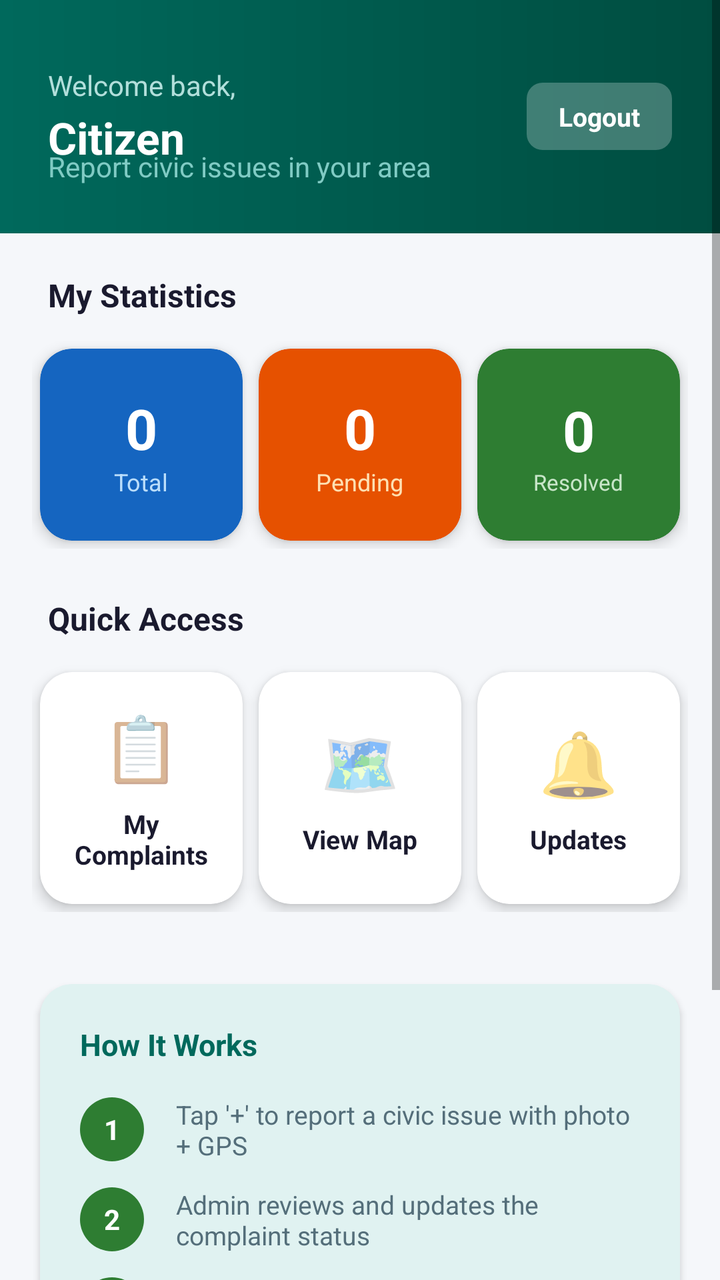
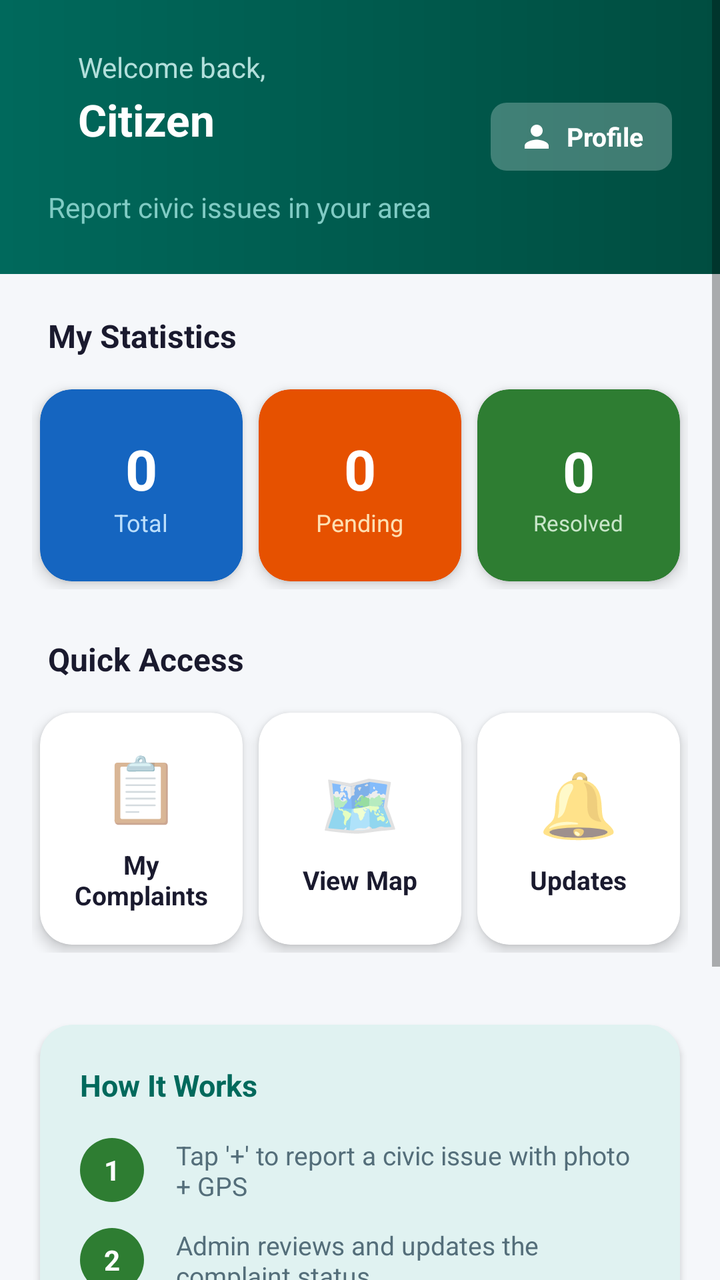

The first picture is an Android layout as it rendered before a commit; the second is the same layout after the commit. The layout source and the unified diff follow.
<!-- AndroidManifest.xml: activity theme Theme.SmartCivicApp.Citizen -->
<!-- res/layout/activity_citizen_home.xml -->
<?xml version="1.0" encoding="utf-8"?>
<ScrollView xmlns:android="http://schemas.android.com/apk/res/android"
    xmlns:app="http://schemas.android.com/apk/res-auto"
    android:layout_width="match_parent"
    android:layout_height="match_parent"
    android:background="@color/background">

    <LinearLayout
        android:layout_width="match_parent"
        android:layout_height="wrap_content"
        android:orientation="vertical">

        
        <RelativeLayout
            android:layout_width="match_parent"
            android:layout_height="wrap_content"
            android:background="@drawable/gradient_citizen_header"
            android:padding="24dp"
            android:paddingBottom="40dp">

            <LinearLayout
                android:layout_width="wrap_content"
                android:layout_height="wrap_content"
                android:orientation="vertical"
                android:layout_alignParentStart="true"
                android:layout_centerVertical="true"
                android:layout_toStartOf="@id/tvLogout"
                android:layout_marginEnd="12dp">

                <TextView
                    android:layout_width="wrap_content"
                    android:layout_height="wrap_content"
                    android:text="Welcome back,"
                    android:textSize="14sp"
                    android:textColor="#B2DFDB" />

                <TextView
                    android:id="@+id/tvWelcomeName"
                    android:layout_width="wrap_content"
                    android:layout_height="wrap_content"
                    android:text="Citizen"
                    android:textSize="22sp"
                    android:textStyle="bold"
                    android:textColor="#FFFFFF"
                    android:layout_marginTop="2dp" />
            </LinearLayout>

            <TextView
                android:id="@+id/tvLogout"
                android:layout_width="wrap_content"
                android:layout_height="wrap_content"
                android:text="Logout"
                android:textSize="13sp"
                android:textStyle="bold"
                android:textColor="#FFFFFF"
                android:background="@drawable/bg_logout_btn"
                android:paddingLeft="16dp"
                android:paddingRight="16dp"
                android:paddingTop="8dp"
                android:paddingBottom="8dp"
                android:layout_alignParentEnd="true"
                android:layout_centerVertical="true" />

            <TextView
                android:id="@+id/tvWelcomeSub"
                android:layout_width="wrap_content"
                android:layout_height="wrap_content"
                android:text="Report civic issues in your area"
                android:textSize="14sp"
                android:textColor="#80CBC4"
                android:layout_below="@id/tvLogout"
                android:layout_marginTop="16dp" />
        </RelativeLayout>

        
        <TextView
            android:layout_width="wrap_content"
            android:layout_height="wrap_content"
            android:text="My Statistics"
            android:textSize="16sp"
            android:textStyle="bold"
            android:textColor="@color/textPrimary"
            android:layout_marginLeft="24dp"
            android:layout_marginTop="20dp"
            android:layout_marginBottom="12dp" />

        <LinearLayout
            android:layout_width="match_parent"
            android:layout_height="wrap_content"
            android:orientation="horizontal"
            android:paddingLeft="16dp"
            android:paddingRight="16dp"
            android:layout_marginBottom="24dp">

            <androidx.cardview.widget.CardView
                android:layout_width="0dp"
                android:layout_height="96dp"
                android:layout_weight="1"
                android:layout_margin="4dp"
                app:cardCornerRadius="16dp"
                app:cardElevation="4dp"
                app:cardBackgroundColor="#1565C0">
                <LinearLayout
                    android:layout_width="match_parent"
                    android:layout_height="match_parent"
                    android:orientation="vertical"
                    android:gravity="center"
                    android:padding="8dp">
                    <TextView
                        android:id="@+id/tvStatTotal"
                        android:layout_width="wrap_content"
                        android:layout_height="wrap_content"
                        android:text="0"
                        android:textSize="28sp"
                        android:textStyle="bold"
                        android:textColor="#FFFFFF" />
                    <TextView
                        android:layout_width="wrap_content"
                        android:layout_height="wrap_content"
                        android:text="Total"
                        android:textSize="12sp"
                        android:textColor="#BBDEFB" />
                </LinearLayout>
            </androidx.cardview.widget.CardView>

            <androidx.cardview.widget.CardView
                android:layout_width="0dp"
                android:layout_height="96dp"
                android:layout_weight="1"
                android:layout_margin="4dp"
                app:cardCornerRadius="16dp"
                app:cardElevation="4dp"
                app:cardBackgroundColor="#E65100">
                <LinearLayout
                    android:layout_width="match_parent"
                    android:layout_height="match_parent"
                    android:orientation="vertical"
                    android:gravity="center"
                    android:padding="8dp">
                    <TextView
                        android:id="@+id/tvStatPending"
                        android:layout_width="wrap_content"
                        android:layout_height="wrap_content"
                        android:text="0"
                        android:textSize="28sp"
                        android:textStyle="bold"
                        android:textColor="#FFFFFF" />
                    <TextView
                        android:layout_width="wrap_content"
                        android:layout_height="wrap_content"
                        android:text="Pending"
                        android:textSize="12sp"
                        android:textColor="#FFE0B2" />
                </LinearLayout>
            </androidx.cardview.widget.CardView>

            <androidx.cardview.widget.CardView
                android:layout_width="0dp"
                android:layout_height="96dp"
                android:layout_weight="1"
                android:layout_margin="4dp"
                app:cardCornerRadius="16dp"
                app:cardElevation="4dp"
                app:cardBackgroundColor="#2E7D32">
                <LinearLayout
                    android:layout_width="match_parent"
                    android:layout_height="match_parent"
                    android:orientation="vertical"
                    android:gravity="center"
                    android:padding="8dp">
                    <TextView
                        android:id="@+id/tvStatResolved"
                        android:layout_width="wrap_content"
                        android:layout_height="wrap_content"
                        android:text="0"
                        android:textSize="28sp"
                        android:textStyle="bold"
                        android:textColor="#FFFFFF" />
                    <TextView
                        android:layout_width="wrap_content"
                        android:layout_height="wrap_content"
                        android:text="Resolved"
                        android:textSize="11sp"
                        android:textColor="#C8E6C9" />
                </LinearLayout>
            </androidx.cardview.widget.CardView>
        </LinearLayout>

        
        <TextView
            android:layout_width="wrap_content"
            android:layout_height="wrap_content"
            android:text="Quick Access"
            android:textSize="16sp"
            android:textStyle="bold"
            android:textColor="@color/textPrimary"
            android:layout_marginLeft="24dp"
            android:layout_marginBottom="12dp" />

        <LinearLayout
            android:layout_width="match_parent"
            android:layout_height="wrap_content"
            android:orientation="horizontal"
            android:paddingLeft="16dp"
            android:paddingRight="16dp"
            android:layout_marginBottom="16dp">

            <androidx.cardview.widget.CardView
                android:id="@+id/cardMyComplaints"
                android:layout_width="0dp"
                android:layout_height="116dp"
                android:layout_weight="1"
                android:layout_margin="4dp"
                android:clickable="true"
                android:focusable="true"
                android:foreground="?attr/selectableItemBackground"
                app:cardCornerRadius="16dp"
                app:cardElevation="4dp"
                app:cardBackgroundColor="@color/white">
                <LinearLayout
                    android:layout_width="match_parent"
                    android:layout_height="match_parent"
                    android:orientation="vertical"
                    android:gravity="center"
                    android:padding="12dp">
                    <TextView android:layout_width="wrap_content" android:layout_height="wrap_content"
                        android:text="📋" android:textSize="32sp" android:layout_marginBottom="8dp" />
                    <TextView android:layout_width="wrap_content" android:layout_height="wrap_content"
                        android:text="My Complaints" android:textSize="13sp" android:textStyle="bold"
                        android:textColor="@color/textPrimary" android:gravity="center" />
                </LinearLayout>
            </androidx.cardview.widget.CardView>

            <androidx.cardview.widget.CardView
                android:id="@+id/cardMap"
                android:layout_width="0dp"
                android:layout_height="116dp"
                android:layout_weight="1"
                android:layout_margin="4dp"
                android:clickable="true"
                android:focusable="true"
                android:foreground="?attr/selectableItemBackground"
                app:cardCornerRadius="16dp"
                app:cardElevation="4dp"
                app:cardBackgroundColor="@color/white">
                <LinearLayout
                    android:layout_width="match_parent"
                    android:layout_height="match_parent"
                    android:orientation="vertical"
                    android:gravity="center"
                    android:padding="12dp">
                    <TextView android:layout_width="wrap_content" android:layout_height="wrap_content"
                        android:text="🗺" android:textSize="32sp" android:layout_marginBottom="8dp" />
                    <TextView android:layout_width="wrap_content" android:layout_height="wrap_content"
                        android:text="View Map" android:textSize="13sp" android:textStyle="bold"
                        android:textColor="@color/textPrimary" android:gravity="center" />
                </LinearLayout>
            </androidx.cardview.widget.CardView>

            <androidx.cardview.widget.CardView
                android:id="@+id/cardNotifications"
                android:layout_width="0dp"
                android:layout_height="116dp"
                android:layout_weight="1"
                android:layout_margin="4dp"
                android:clickable="true"
                android:focusable="true"
                android:foreground="?attr/selectableItemBackground"
                app:cardCornerRadius="16dp"
                app:cardElevation="4dp"
                app:cardBackgroundColor="@color/white">
                <LinearLayout
                    android:layout_width="match_parent"
                    android:layout_height="match_parent"
                    android:orientation="vertical"
                    android:gravity="center"
                    android:padding="12dp">
                    <TextView android:layout_width="wrap_content" android:layout_height="wrap_content"
                        android:text="🔔" android:textSize="32sp" android:layout_marginBottom="8dp" />
                    <TextView android:layout_width="wrap_content" android:layout_height="wrap_content"
                        android:text="Updates" android:textSize="13sp" android:textStyle="bold"
                        android:textColor="@color/textPrimary" android:gravity="center" />
                </LinearLayout>
            </androidx.cardview.widget.CardView>
        </LinearLayout>

        
        <androidx.cardview.widget.CardView
            android:layout_width="match_parent"
            android:layout_height="wrap_content"
            android:layout_margin="20dp"
            android:layout_marginTop="8dp"
            app:cardCornerRadius="16dp"
            app:cardElevation="2dp"
            app:cardBackgroundColor="@color/citizenSurface">

            <LinearLayout
                android:layout_width="match_parent"
                android:layout_height="wrap_content"
                android:orientation="vertical"
                android:padding="20dp">

                <TextView
                    android:layout_width="wrap_content"
                    android:layout_height="wrap_content"
                    android:text="How It Works"
                    android:textSize="15sp"
                    android:textStyle="bold"
                    android:textColor="@color/citizenPrimary"
                    android:layout_marginBottom="16dp" />

                <LinearLayout android:layout_width="match_parent" android:layout_height="wrap_content"
                    android:orientation="horizontal" android:gravity="center_vertical" android:layout_marginBottom="12dp">
                    <TextView android:layout_width="32dp" android:layout_height="32dp"
                        android:text="1" android:textSize="14sp" android:textStyle="bold"
                        android:textColor="@color/white" android:gravity="center"
                        android:background="@drawable/bg_step_circle_green" />
                    <TextView android:layout_width="0dp" android:layout_height="wrap_content"
                        android:layout_weight="1" android:layout_marginStart="16dp"
                        android:text="Tap '+' to report a civic issue with photo + GPS" android:textSize="13sp"
                        android:textColor="@color/textSecondary" />
                </LinearLayout>

                <LinearLayout android:layout_width="match_parent" android:layout_height="wrap_content"
                    android:orientation="horizontal" android:gravity="center_vertical" android:layout_marginBottom="12dp">
                    <TextView android:layout_width="32dp" android:layout_height="32dp"
                        android:text="2" android:textSize="14sp" android:textStyle="bold"
                        android:textColor="@color/white" android:gravity="center"
                        android:background="@drawable/bg_step_circle_green" />
                    <TextView android:layout_width="0dp" android:layout_height="wrap_content"
                        android:layout_weight="1" android:layout_marginStart="16dp"
                        android:text="Admin reviews and updates the complaint status" android:textSize="13sp"
                        android:textColor="@color/textSecondary" />
                </LinearLayout>

                <LinearLayout android:layout_width="match_parent" android:layout_height="wrap_content"
                    android:orientation="horizontal" android:gravity="center_vertical">
                    <TextView android:layout_width="32dp" android:layout_height="32dp"
                        android:text="3" android:textSize="14sp" android:textStyle="bold"
                        android:textColor="@color/white" android:gravity="center"
                        android:background="@drawable/bg_step_circle_green" />
                    <TextView android:layout_width="0dp" android:layout_height="wrap_content"
                        android:layout_weight="1" android:layout_marginStart="16dp"
                        android:text="You get notified when your issue is resolved" android:textSize="13sp"
                        android:textColor="@color/textSecondary" />
                </LinearLayout>
            </LinearLayout>
        </androidx.cardview.widget.CardView>

        
        <androidx.cardview.widget.CardView
            android:layout_width="match_parent"
            android:layout_height="wrap_content"
            android:layout_marginLeft="20dp"
            android:layout_marginRight="20dp"
            android:layout_marginTop="8dp"
            android:layout_marginBottom="24dp"
            app:cardCornerRadius="16dp"
            app:cardElevation="8dp">

            <com.google.android.material.button.MaterialButton
                android:id="@+id/btnReportIssue"
                android:layout_width="match_parent"
                android:layout_height="68dp"
                android:text="+ REPORT NEW ISSUE"
                android:textSize="16sp"
                android:textStyle="bold"
                android:letterSpacing="0.05"
                app:backgroundTint="@color/citizenPrimary"
                app:cornerRadius="0dp"
                app:icon="@android:drawable/ic_menu_add"
                app:iconGravity="textStart"
                app:iconTint="@color/white"
                app:iconPadding="12dp"
                android:paddingLeft="24dp" />
        </androidx.cardview.widget.CardView>

        
        <View android:layout_width="match_parent" android:layout_height="16dp" />

    </LinearLayout>
</ScrollView>
<!-- resources referenced by this layout -->
<resources>
  <color name="background">#F5F7FA</color>
  <color name="citizenPrimary">#00695C</color>
  <color name="citizenSurface">#E0F2F1</color>
  <color name="textPrimary">#1A1A2E</color>
  <color name="textSecondary">#546E7A</color>
  <color name="white">#FFFFFF</color>
  <!-- drawable bg_logout_btn (drawable) -->
  <?xml version="1.0" encoding="utf-8"?>
  <shape xmlns:android="http://schemas.android.com/apk/res/android">
      <solid android:color="#40FFFFFF" />
      <corners android:radius="8dp" />
  </shape>
  <!-- drawable bg_step_circle_green (drawable) -->
  <?xml version="1.0" encoding="utf-8"?>
  <shape xmlns:android="http://schemas.android.com/apk/res/android"
      android:shape="oval">
      <solid android:color="@color/statusResolved" />
      <size android:width="24dp" android:height="24dp" />
  </shape>
  <!-- drawable gradient_citizen_header (drawable) -->
  <?xml version="1.0" encoding="utf-8"?>
  <shape xmlns:android="http://schemas.android.com/apk/res/android">
      <gradient
          android:startColor="@color/citizenPrimary"
          android:endColor="@color/citizenPrimaryDark"
          android:angle="0"/>
  </shape>
  <style name="Theme.SmartCivicApp.Citizen" parent="Theme.MaterialComponents.Light.NoActionBar">
          <item name="colorPrimary">@color/citizenPrimary</item>
          <item name="colorPrimaryDark">@color/citizenPrimaryDark</item>
          <item name="colorPrimaryVariant">@color/citizenPrimaryDark</item>
          <item name="colorSecondary">@color/citizenAccent</item>
          <item name="colorOnPrimary">@color/white</item>
          <item name="android:colorBackground">@color/background</item>
          <item name="android:statusBarColor">@color/citizenPrimaryDark</item>
      </style>
  <color name="statusResolved">#2E7D32</color>
  <color name="citizenPrimaryDark">#004D40</color>
  <color name="citizenAccent">#26A69A</color>
</resources>

<!-- the commit's change to res/layout/activity_citizen_home.xml (unified diff, before → after) -->
@@ -21,62 +21,82 @@
             <LinearLayout
                 android:layout_width="wrap_content"
                 android:layout_height="wrap_content"
-                android:orientation="vertical"
                 android:layout_alignParentStart="true"
-                android:layout_centerVertical="true"
-                android:layout_toStartOf="@id/tvLogout"
-                android:layout_marginEnd="12dp">
+                android:layout_marginStart="15dp"
+                android:layout_marginEnd="21dp"
+                android:layout_toStartOf="@+id/btnProfile"
+                android:orientation="vertical">
 
                 <TextView
                     android:layout_width="wrap_content"
                     android:layout_height="wrap_content"
-                    android:text="Welcome back,"
-                    android:textSize="14sp"
-                    android:textColor="#B2DFDB" />
+                    android:text="@string/citizen_home_welcome_back"
+                    android:textColor="#B2DFDB"
+                    android:textSize="14sp" />
 
                 <TextView
                     android:id="@+id/tvWelcomeName"
                     android:layout_width="wrap_content"
                     android:layout_height="wrap_content"
-                    android:text="Citizen"
+                    android:layout_marginTop="2dp"
+                    android:text="@string/citizen_home_default_name"
+                    android:textColor="#FFFFFF"
                     android:textSize="22sp"
-                    android:textStyle="bold"
-                    android:textColor="#FFFFFF"
-                    android:layout_marginTop="2dp" />
+                    android:textStyle="bold" />
             </LinearLayout>
 
-            <TextView
-                android:id="@+id/tvLogout"
+            
+            <LinearLayout
+                android:id="@+id/btnProfile"
                 android:layout_width="wrap_content"
                 android:layout_height="wrap_content"
-                android:text="Logout"
-                android:textSize="13sp"
-                android:textStyle="bold"
-                android:textColor="#FFFFFF"
+                android:orientation="horizontal"
+                android:gravity="center_vertical"
                 android:background="@drawable/bg_logout_btn"
-                android:paddingLeft="16dp"
-                android:paddingRight="16dp"
+                android:paddingLeft="14dp"
+                android:paddingRight="14dp"
                 android:paddingTop="8dp"
                 android:paddingBottom="8dp"
                 android:layout_alignParentEnd="true"
-                android:layout_centerVertical="true" />
+                android:layout_centerVertical="true"
+                android:clickable="true"
+                android:focusable="true">
+
+                <ImageView
+                    android:layout_width="18dp"
+                    android:layout_height="18dp"
+                    android:src="@drawable/ic_profile_user"
+                    app:tint="#FFFFFF"
+                    android:layout_marginEnd="6dp" />
+
+                <TextView
+                    android:id="@+id/tvProfileLabel"
+                    android:layout_width="wrap_content"
+                    android:layout_height="wrap_content"
+                    android:text="@string/btn_profile"
+                    android:textSize="13sp"
+                    android:textStyle="bold"
+                    android:textColor="#FFFFFF" />
+            </LinearLayout>
 
             <TextView
                 android:id="@+id/tvWelcomeSub"
                 android:layout_width="wrap_content"
                 android:layout_height="wrap_content"
-                android:text="Report civic issues in your area"
-                android:textSize="14sp"
+                android:layout_below="@+id/btnProfile"
+                android:layout_alignParentBottom="true"
+                android:layout_marginTop="12dp"
+                android:layout_marginBottom="24dp"
+                android:text="@string/citizen_home_subtitle"
                 android:textColor="#80CBC4"
-                android:layout_below="@id/tvLogout"
-                android:layout_marginTop="16dp" />
+                android:textSize="14sp" />
         </RelativeLayout>
 
         
         <TextView
             android:layout_width="wrap_content"
             android:layout_height="wrap_content"
-            android:text="My Statistics"
+            android:text="@string/section_my_statistics"
             android:textSize="16sp"
             android:textStyle="bold"
             android:textColor="@color/textPrimary"
@@ -117,7 +137,7 @@
                     <TextView
                         android:layout_width="wrap_content"
                         android:layout_height="wrap_content"
-                        android:text="Total"
+                        android:text="@string/stat_total"
                         android:textSize="12sp"
                         android:textColor="#BBDEFB" />
                 </LinearLayout>
@@ -148,7 +168,7 @@
                     <TextView
                         android:layout_width="wrap_content"
                         android:layout_height="wrap_content"
-                        android:text="Pending"
+                        android:text="@string/stat_pending"
                         android:textSize="12sp"
                         android:textColor="#FFE0B2" />
                 </LinearLayout>
@@ -179,7 +199,7 @@
                     <TextView
                         android:layout_width="wrap_content"
                         android:layout_height="wrap_content"
-                        android:text="Resolved"
+                        android:text="@string/stat_resolved"
                         android:textSize="11sp"
                         android:textColor="#C8E6C9" />
                 </LinearLayout>
@@ -190,7 +210,7 @@
         <TextView
             android:layout_width="wrap_content"
             android:layout_height="wrap_content"
-            android:text="Quick Access"
+            android:text="@string/section_quick_access"
             android:textSize="16sp"
             android:textStyle="bold"
             android:textColor="@color/textPrimary"
@@ -226,7 +246,7 @@
                     <TextView android:layout_width="wrap_content" android:layout_height="wrap_content"
                         android:text="📋" android:textSize="32sp" android:layout_marginBottom="8dp" />
                     <TextView android:layout_width="wrap_content" android:layout_height="wrap_content"
-                        android:text="My Complaints" android:textSize="13sp" android:textStyle="bold"
+                        android:text="@string/card_my_complaints" android:textSize="13sp" android:textStyle="bold"
                         android:textColor="@color/textPrimary" android:gravity="center" />
                 </LinearLayout>
             </androidx.cardview.widget.CardView>
@@ -252,7 +272,7 @@
                     <TextView android:layout_width="wrap_content" android:layout_height="wrap_content"
                         android:text="🗺" android:textSize="32sp" android:layout_marginBottom="8dp" />
                     <TextView android:layout_width="wrap_content" android:layout_height="wrap_content"
-                        android:text="View Map" android:textSize="13sp" android:textStyle="bold"
+                        android:text="@string/card_view_map" android:textSize="13sp" android:textStyle="bold"
                         android:textColor="@color/textPrimary" android:gravity="center" />
                 </LinearLayout>
             </androidx.cardview.widget.CardView>
@@ -278,7 +298,7 @@
                     <TextView android:layout_width="wrap_content" android:layout_height="wrap_content"
                         android:text="🔔" android:textSize="32sp" android:layout_marginBottom="8dp" />
                     <TextView android:layout_width="wrap_content" android:layout_height="wrap_content"
-                        android:text="Updates" android:textSize="13sp" android:textStyle="bold"
+                        android:text="@string/card_updates" android:textSize="13sp" android:textStyle="bold"
                         android:textColor="@color/textPrimary" android:gravity="center" />
                 </LinearLayout>
             </androidx.cardview.widget.CardView>
@@ -303,7 +323,7 @@
                 <TextView
                     android:layout_width="wrap_content"
                     android:layout_height="wrap_content"
-                    android:text="How It Works"
+                    android:text="@string/section_how_it_works"
                     android:textSize="15sp"
                     android:textStyle="bold"
                     android:textColor="@color/citizenPrimary"
@@ -317,7 +337,7 @@
                         android:background="@drawable/bg_step_circle_green" />
                     <TextView android:layout_width="0dp" android:layout_height="wrap_content"
                         android:layout_weight="1" android:layout_marginStart="16dp"
-                        android:text="Tap '+' to report a civic issue with photo + GPS" android:textSize="13sp"
+                        android:text="@string/step_1_text" android:textSize="13sp"
                         android:textColor="@color/textSecondary" />
                 </LinearLayout>
 
@@ -329,7 +349,7 @@
                         android:background="@drawable/bg_step_circle_green" />
                     <TextView android:layout_width="0dp" android:layout_height="wrap_content"
                         android:layout_weight="1" android:layout_marginStart="16dp"
-                        android:text="Admin reviews and updates the complaint status" android:textSize="13sp"
+                        android:text="@string/step_2_text" android:textSize="13sp"
                         android:textColor="@color/textSecondary" />
                 </LinearLayout>
 
@@ -341,7 +361,7 @@
                         android:background="@drawable/bg_step_circle_green" />
                     <TextView android:layout_width="0dp" android:layout_height="wrap_content"
                         android:layout_weight="1" android:layout_marginStart="16dp"
-                        android:text="You get notified when your issue is resolved" android:textSize="13sp"
+                        android:text="@string/step_3_text" android:textSize="13sp"
                         android:textColor="@color/textSecondary" />
                 </LinearLayout>
             </LinearLayout>
@@ -362,7 +382,7 @@
                 android:id="@+id/btnReportIssue"
                 android:layout_width="match_parent"
                 android:layout_height="68dp"
-                android:text="+ REPORT NEW ISSUE"
+                android:text="@string/btn_report_new_issue"
                 android:textSize="16sp"
                 android:textStyle="bold"
                 android:letterSpacing="0.05"
<!-- resource entries referenced after the edit -->
@@ -27,6 +27,33 @@
           android:endColor="@color/citizenPrimaryDark"
           android:angle="0"/>
   </shape>
+  <!-- drawable ic_profile_user (drawable) -->
+  <vector xmlns:android="http://schemas.android.com/apk/res/android"
+      android:width="24dp"
+      android:height="24dp"
+      android:viewportWidth="24"
+      android:viewportHeight="24">
+      <path
+          android:fillColor="#FFFFFFFF"
+          android:pathData="M12,12c2.21,0 4,-1.79 4,-4s-1.79,-4 -4,-4 -4,1.79 -4,4 1.79,4 4,4zM12,14c-2.67,0 -8,1.34 -8,4v2h16v-2c0,-2.66 -5.33,-4 -8,-4z" />
+  </vector>
+  <string name="btn_profile">Profile</string>
+  <string name="btn_report_new_issue">+ REPORT NEW ISSUE</string>
+  <string name="card_my_complaints">My Complaints</string>
+  <string name="card_updates">Updates</string>
+  <string name="card_view_map">View Map</string>
+  <string name="citizen_home_default_name">Citizen</string>
+  <string name="citizen_home_subtitle">Report civic issues in your area</string>
+  <string name="citizen_home_welcome_back">Welcome back,</string>
+  <string name="section_how_it_works">How It Works</string>
+  <string name="section_my_statistics">My Statistics</string>
+  <string name="section_quick_access">Quick Access</string>
+  <string name="stat_pending">Pending</string>
+  <string name="stat_resolved">Resolved</string>
+  <string name="stat_total">Total</string>
+  <string name="step_1_text">Tap \'+\' to report a civic issue with photo + GPS</string>
+  <string name="step_2_text">Admin reviews and updates the complaint status</string>
+  <string name="step_3_text">You get notified when your issue is resolved</string>
   <style name="Theme.SmartCivicApp.Citizen" parent="Theme.MaterialComponents.Light.NoActionBar">
           <item name="colorPrimary">@color/citizenPrimary</item>
           <item name="colorPrimaryDark">@color/citizenPrimaryDark</item>
